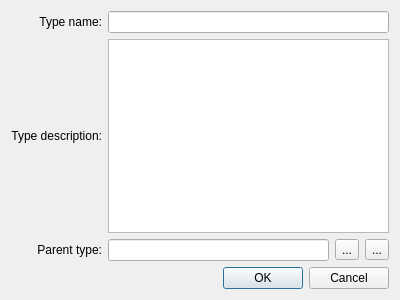
The window that src/gui/aircraft_type_form.ui (YuriyRusinov/db_qt_opencv) describes before a commit, drawn with Qt 5.
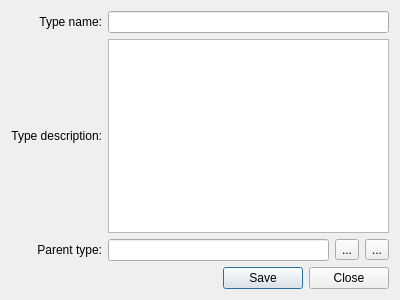
The same window after the commit.

Diff of the .ui file:
```diff
--- a/src/gui/aircraft_type_form.ui
+++ b/src/gui/aircraft_type_form.ui
@@ -77,7 +77,7 @@
       <enum>Qt::Horizontal</enum>
      </property>
      <property name="standardButtons">
-      <set>QDialogButtonBox::Cancel|QDialogButtonBox::Ok</set>
+      <set>QDialogButtonBox::Close|QDialogButtonBox::Save</set>
      </property>
     </widget>
    </item>
```
